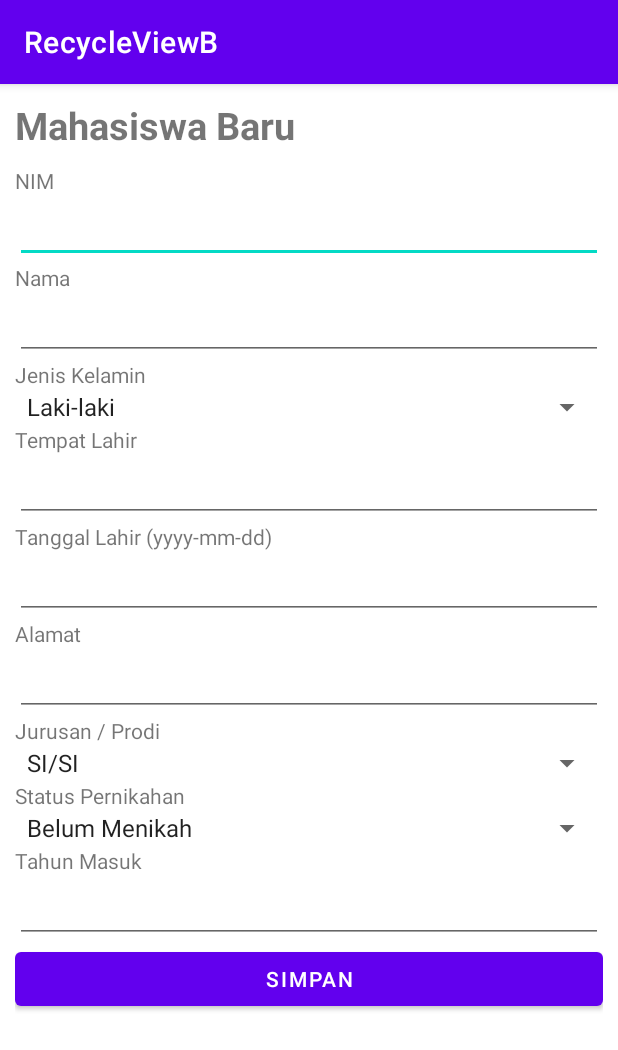
After one commit to putrisuai/RecyclerViewB, an Android app: the AddMahasiswaActivity screen opened directly, with no data from a screen before it, on a phone screen of 412 x 824 dp. The commit adds this screen. Shown: the top 1050 px of the screen. Run offline under Robolectric (Android 15) with nearby library versions, the phone set to English and light mode, and no system bars; libraries missing offline, so code that uses them is left out: com.loopj.android, cz.msebera.android.

Commit message:
Update activity_add_mahasiswa.xml

```diff
--- a/app/build.gradle
+++ b/app/build.gradle
@@ -41,5 +41,6 @@ dependencies {
     implementation 'com.google.code.gson:gson:2.8.5'
     implementation 'androidx.recyclerview:recyclerview:1.3.0'
     implementation 'androidx.cardview:cardview:1.0.0'
+    implementation 'com.google.android.material:material:1.9.0'
 
 }
--- a/app/src/main/AndroidManifest.xml
+++ b/app/src/main/AndroidManifest.xml
@@ -14,6 +14,9 @@
         android:theme="@style/Theme.RecyclerViewB"
         tools:targetApi="31">
         <activity
+            android:name=".AddMahasiswaActivity"
+            android:exported="false" />
+        <activity
             android:name=".MainActivity"
             android:exported="true">
             <intent-filter>
--- /dev/null
+++ b/app/src/main/java/com/putrisuai261103646/myapplication/AddMahasiswaActivity.java
@@ -0,0 +1,111 @@
+package com.putrisuai261103646.myapplication;
+
+import androidx.appcompat.app.AppCompatActivity;
+
+import android.app.AlertDialog;
+import android.os.Bundle;
+import android.util.Log;
+import android.view.View;
+import android.widget.Button;
+import android.widget.EditText;
+import android.widget.Spinner;
+import android.widget.Toast;
+
+import com.loopj.android.http.AsyncHttpClient;
+import com.loopj.android.http.AsyncHttpResponseHandler;
+
+import java.io.UnsupportedEncodingException;
+import java.net.URLEncoder;
+
+import cz.msebera.android.httpclient.Header;
+
+public class AddMahasiswaActivity extends AppCompatActivity {
+    private Button _saveButton;
+    private EditText _alamatEditText, _namaEditText, _nimEditText, _tahunMasukEdiText, _tanggalLahirEditText;
+    private EditText _tempatLahirEditText;
+    private Spinner _jenisKelaminSpinner, _jpSpinner, _statusNikahSpinner;
+
+    @Override
+    protected void onCreate(Bundle savedInstanceState) {
+        super.onCreate(savedInstanceState);
+        setContentView(R.layout.activity_add_mahasiswa);
+
+        initInputs();
+        initSaveButton();
+    }
+
+    private void initSaveButton() {
+        _saveButton = findViewById(R.id.saveButton);
+
+        _saveButton.setOnClickListener(new View.OnClickListener() {
+            @Override
+            public void onClick(View view) {
+                String alamat = _alamatEditText.getText().toString();
+                String jenisKelamin = _jenisKelaminSpinner.getSelectedItem().toString();
+                String jp = _jpSpinner.getSelectedItem().toString();
+                String nama = _namaEditText.getText().toString();
+                String nim = _nimEditText.getText().toString();
+                String statusNikah = _statusNikahSpinner.getSelectedItem().toString();
+                String tahunMasuk = _tahunMasukEdiText.getText().toString();
+                String tanggalLahir= _tanggalLahirEditText.getText().toString();
+                String tempatLahir= _tempatLahirEditText.getText().toString();
+
+                try {
+                    alamat = URLEncoder.encode(alamat,"utf-8");
+                    jenisKelamin = URLEncoder.encode(jenisKelamin,"utf-8");
+                    nama = URLEncoder.encode(nama,"utf-8");
+                    nim = URLEncoder.encode(nim,"utf-8");
+                    statusNikah = URLEncoder.encode(statusNikah,"utf-8");
+                    tanggalLahir = URLEncoder.encode(tanggalLahir,"utf-8");
+                    tempatLahir = URLEncoder.encode(tempatLahir,"utf-8");
+                } catch (UnsupportedEncodingException e) {
+                    e.printStackTrace();
+                }
+
+                String url = "https://stmikpontianak.net/011100862/tambahMahasiswa.php" +
+                        "?nim=" + nim +
+                        "&nama=" + nama +
+                        "&jenisKelamin=" + jenisKelamin +
+                        "&tempatLahir=" + tempatLahir +
+                        "&tanggalLahir=" + tanggalLahir +
+                        "&alamat=" + alamat +
+                        "&jp=" + jp +
+                        "&statusPernikahan=" + statusNikah +
+                        "&tahunMasuk=" + tahunMasuk;
+
+                Log.d("*tw*", url);
+
+                AsyncHttpClient ahc = new AsyncHttpClient();
+
+                ahc.get(url, new AsyncHttpResponseHandler() {
+                    @Override
+                    public void onSuccess(int statusCode, Header[] headers, byte[] responseBody) {
+                        Log.d("*tw*", new String(responseBody));
+
+                        new AlertDialog.Builder(AddMahasiswaActivity.this)
+                                .setTitle("Berhasil")
+                                .setMessage("Record berhasil disimpan")
+                                .show();
+                    }
+
+                    @Override
+                    public void onFailure(int statusCode, Header[] headers, byte[] responseBody, Throwable error) {
+                        Toast.makeText(getApplicationContext(), error.getMessage(), Toast.LENGTH_LONG).show();
+                    }
+                });
+            }
+        });
+    }
+    private void initInputs() {
+        _alamatEditText = findViewById(R.id.alamatEditText);
+        _jenisKelaminSpinner = findViewById(R.id.jenisKelaminSpinner);
+        _jpSpinner = findViewById(R.id.jpSpinner);
+        _namaEditText = findViewById(R.id.namaEditText);
+        _nimEditText = findViewById(R.id.nimEditText);
+        _statusNikahSpinner = findViewById(R.id.statusNikahSpinner);
+        _tahunMasukEdiText = findViewById(R.id.tahunMasukEditText);
+        _tanggalLahirEditText = findViewById(R.id.tanggalLahirEditText);
+        _tempatLahirEditText = findViewById(R.id.tempatLahirEditText);
+
+    }
+}
--- a/app/src/main/java/com/putrisuai261103646/myapplication/MahasiswaViewHolder.java
+++ b/app/src/main/java/com/putrisuai261103646/myapplication/MahasiswaViewHolder.java
@@ -23,6 +23,6 @@ public class MahasiswaViewHolder extends RecyclerView.ViewHolder
         _jkTextView = (TextView) itemView.findViewById(R.id.jktTextView);
         _jpTextView = (TextView) itemView.findViewById(R.id.jpTextView);
         _namaTextView = (TextView) itemView.findViewById(R.id.namaTextView);
-        _nimTextView = (TextView) itemView.findViewById(R.id.nimTextView);
+        _nimTextView = (TextView) itemView.findViewById(R.id.nimEditView);
     }
 }
--- /dev/null
+++ b/app/src/main/res/layout/activity_add_mahasiswa.xml
@@ -0,0 +1,105 @@
+<?xml version="1.0" encoding="utf-8"?>
+<androidx.constraintlayout.widget.ConstraintLayout xmlns:android="http://schemas.android.com/apk/res/android"
+    xmlns:app="http://schemas.android.com/apk/res-auto"
+    xmlns:tools="http://schemas.android.com/tools"
+    android:layout_width="match_parent"
+    android:layout_height="match_parent"
+    tools:context=".AddMahasiswaActivity">
+
+    <LinearLayout
+        android:layout_width="match_parent"
+        android:layout_height="match_parent"
+        android:orientation="vertical"
+        android:padding="10dp">
+        <TextView
+            android:layout_width="wrap_content"
+            android:layout_height="wrap_content"
+            android:layout_marginBottom="10dp"
+            android:text="Mahasiswa Baru"
+            android:textSize="25sp"
+            android:textStyle="bold"/>
+        <TextView
+            android:layout_width="wrap_content"
+            android:layout_height="wrap_content"
+            android:text="NIM"/>
+        <EditText
+            android:id="@+id/nimEditText"
+            android:layout_width="match_parent"
+            android:layout_height="wrap_content"/>
+        <TextView
+            android:layout_width="wrap_content"
+            android:layout_height="wrap_content"
+            android:text="Nama"/>
+        <EditText
+            android:id="@+id/namaEditText"
+            android:layout_width="match_parent"
+            android:layout_height="wrap_content"/>
+        <TextView
+            android:layout_width="wrap_content"
+            android:layout_height="wrap_content"
+            android:text="Jenis Kelamin"/>
+        <Spinner
+            android:id="@+id/jenisKelaminSpinner"
+            android:layout_width="match_parent"
+            android:layout_height="wrap_content"
+            android:entries="@array/jenisKelaminArray"/>
+        <TextView
+            android:layout_width="wrap_content"
+            android:layout_height="wrap_content"
+            android:text="Tempat Lahir"/>
+        <EditText
+            android:id="@+id/tempatLahirEditText"
+            android:layout_width="match_parent"
+            android:layout_height="wrap_content"/>
+        <TextView
+            android:layout_width="wrap_content"
+            android:layout_height="wrap_content"
+            android:text="Tanggal Lahir (yyyy-mm-dd)"/>
+        <EditText
+            android:id="@+id/tanggalLahirEditText"
+            android:layout_width="match_parent"
+            android:layout_height="wrap_content"
+            android:inputType="date"/>
+        <TextView
+            android:layout_width="wrap_content"
+            android:layout_height="wrap_content"
+            android:text="Alamat"/>
+        <EditText
+            android:id="@+id/alamatEditText"
+            android:layout_width="match_parent"
+            android:layout_height="wrap_content"/>
+        <TextView
+            android:layout_width="wrap_content"
+            android:layout_height="wrap_content"
+            android:text="Jurusan / Prodi"/>
+        <Spinner
+            android:id="@+id/jpSpinner"
+            android:layout_width="match_parent"
+            android:layout_height="wrap_content"
+            android:entries="@array/jpArray"/>
+        <TextView
+            android:layout_width="wrap_content"
+            android:layout_height="wrap_content"
+            android:text="Status Pernikahan"/>
+        <Spinner
+            android:id="@+id/statusNikahSpinner"
+            android:layout_width="match_parent"
+            android:layout_height="wrap_content"
+            android:entries="@array/statusNikahArray"/>
+        <TextView
+            android:layout_width="wrap_content"
+            android:layout_height="wrap_content"
+            android:text="Tahun Masuk"/>
+        <EditText
+            android:layout_width="match_parent"
+            android:layout_height="wrap_content"
+            android:inputType="number"
+            android:id="@+id/tahunMasukEditText"/>
+        <Button
+            android:layout_width="match_parent"
+            android:layout_height="wrap_content"
+            android:text="Simpan"
+            android:id="@+id/saveButton"/>
+    </LinearLayout>
+
+</androidx.constraintlayout.widget.ConstraintLayout>
--- a/app/src/main/res/layout/list_mahasiswa.xml
+++ b/app/src/main/res/layout/list_mahasiswa.xml
@@ -39,7 +39,7 @@
                     android:layout_height="wrap_content"
                     android:layout_weight="1"
                     android:text="NIM"
-                    android:id="@+id/nimTextView"/>
+                    android:id="@+id/nimEditView"/>
                 <TextView
                     android:layout_width="wrap_content"
                     android:layout_height="wrap_content"
--- a/app/src/main/res/values/strings.xml
+++ b/app/src/main/res/values/strings.xml
@@ -1,3 +1,17 @@
 <resources>
-    <string name="app_name">RecyclerViewB</string>
+    <string name="app_name">RecycleViewB</string>
+    <string-array name="jenisKelaminArray">
+        <item>Laki-laki</item>
+        <item>Perempuan</item>
+    </string-array>
+    <string-array name="jpArray">
+        <item>SI/SI</item>
+        <item>TI/TI</item>
+    </string-array>
+    <string-array name="statusNikahArray">
+        <item>Belum Menikah</item>
+        <item>Menikah</item>
+        <item>Duda</item>
+        <item>Janda</item>
+    </string-array>
 </resources>
```
Also changed, not shown: app/src/main/java/com/putrisuai261103646/myapplication/MainActivity.java (+24 -0 lines), app/src/main/res/layout/activity_main.xml (+12 -2 lines).
